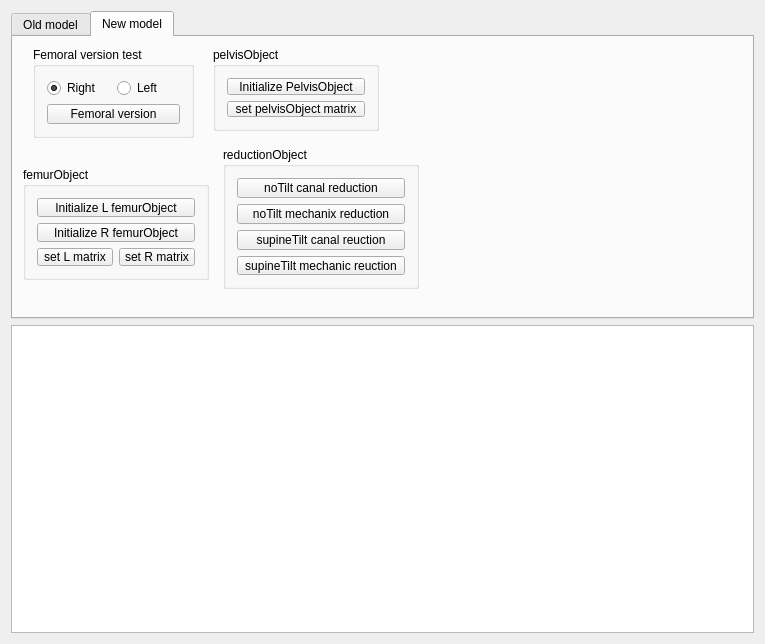
Old version of the form Plugins/org.mitk.lancet.hipplanning/src/internal/THAPlanningControls.ui in the repository zhaomengxiao/LancetMITK-Adition.
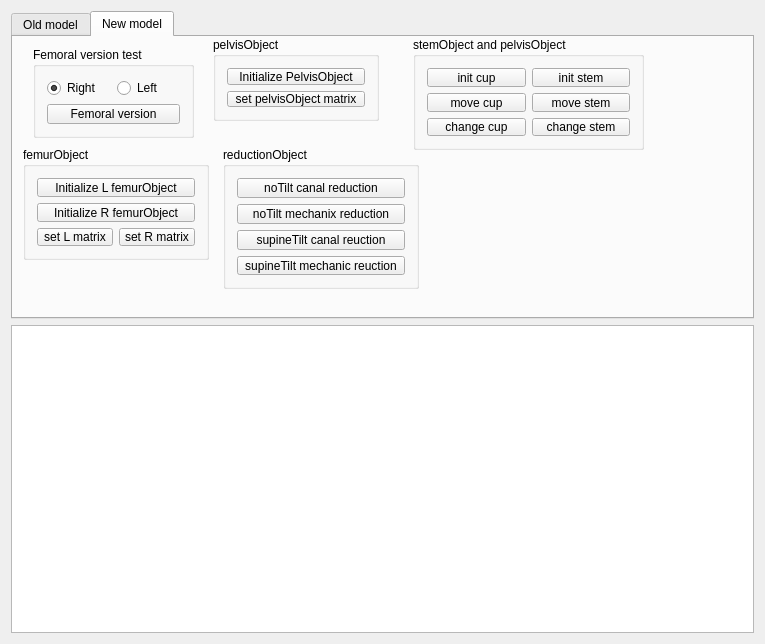
New version of the form.

Commit message: Feature(THAplanning): cupObject and stemObject

```diff
--- a/Plugins/org.mitk.lancet.hipplanning/src/internal/THAPlanningControls.ui
+++ b/Plugins/org.mitk.lancet.hipplanning/src/internal/THAPlanningControls.ui
@@ -228,7 +228,7 @@
        <property name="geometry">
         <rect>
          <x>200</x>
-         <y>10</y>
+         <y>0</y>
          <width>166</width>
          <height>84</height>
         </rect>
@@ -257,7 +257,7 @@
        <property name="geometry">
         <rect>
          <x>10</x>
-         <y>130</y>
+         <y>110</y>
          <width>186</width>
          <height>113</height>
         </rect>
@@ -339,6 +339,63 @@
         </item>
        </layout>
       </widget>
+      <widget class="QGroupBox" name="groupBox_5">
+       <property name="geometry">
+        <rect>
+         <x>400</x>
+         <y>0</y>
+         <width>231</width>
+         <height>113</height>
+        </rect>
+       </property>
+       <property name="title">
+        <string>stemObject and pelvisObject</string>
+       </property>
+       <layout class="QGridLayout" name="gridLayout_7">
+        <item row="0" column="0">
+         <widget class="QPushButton" name="pushButton_initCupObject">
+          <property name="text">
+           <string>init cup</string>
+          </property>
+         </widget>
+        </item>
+        <item row="0" column="1">
+         <widget class="QPushButton" name="pushButton_initStemObject">
+          <property name="text">
+           <string>init stem</string>
+          </property>
+         </widget>
+        </item>
+        <item row="1" column="0">
+         <widget class="QPushButton" name="pushButton_moveCupObject">
+          <property name="text">
+           <string>move cup</string>
+          </property>
+         </widget>
+        </item>
+        <item row="1" column="1">
+         <widget class="QPushButton" name="pushButton_moveStemObject">
+          <property name="text">
+           <string>move stem</string>
+          </property>
+         </widget>
+        </item>
+        <item row="2" column="0">
+         <widget class="QPushButton" name="pushButton_changeCupObject">
+          <property name="text">
+           <string>change cup</string>
+          </property>
+         </widget>
+        </item>
+        <item row="2" column="1">
+         <widget class="QPushButton" name="pushButton_changeStemObject">
+          <property name="text">
+           <string>change stem</string>
+          </property>
+         </widget>
+        </item>
+       </layout>
+      </widget>
      </widget>
     </widget>
    </item>
```
The commit also changes 7 other files.
